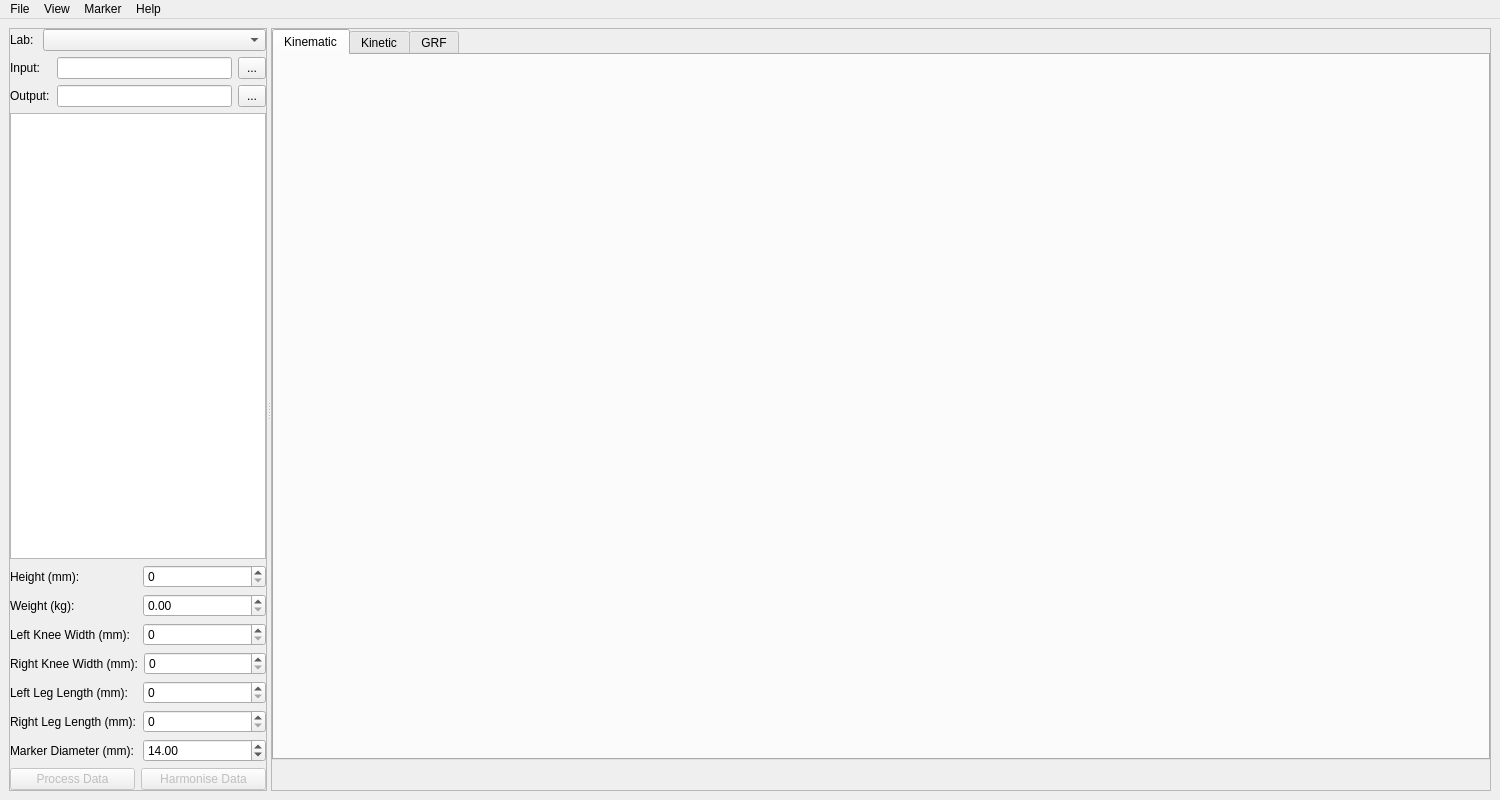
This is src/c3d_parser/view/qt/main_window.ui in tsalemink/C3D-parser as Qt 5 draws it before an edit. The edited form follows.
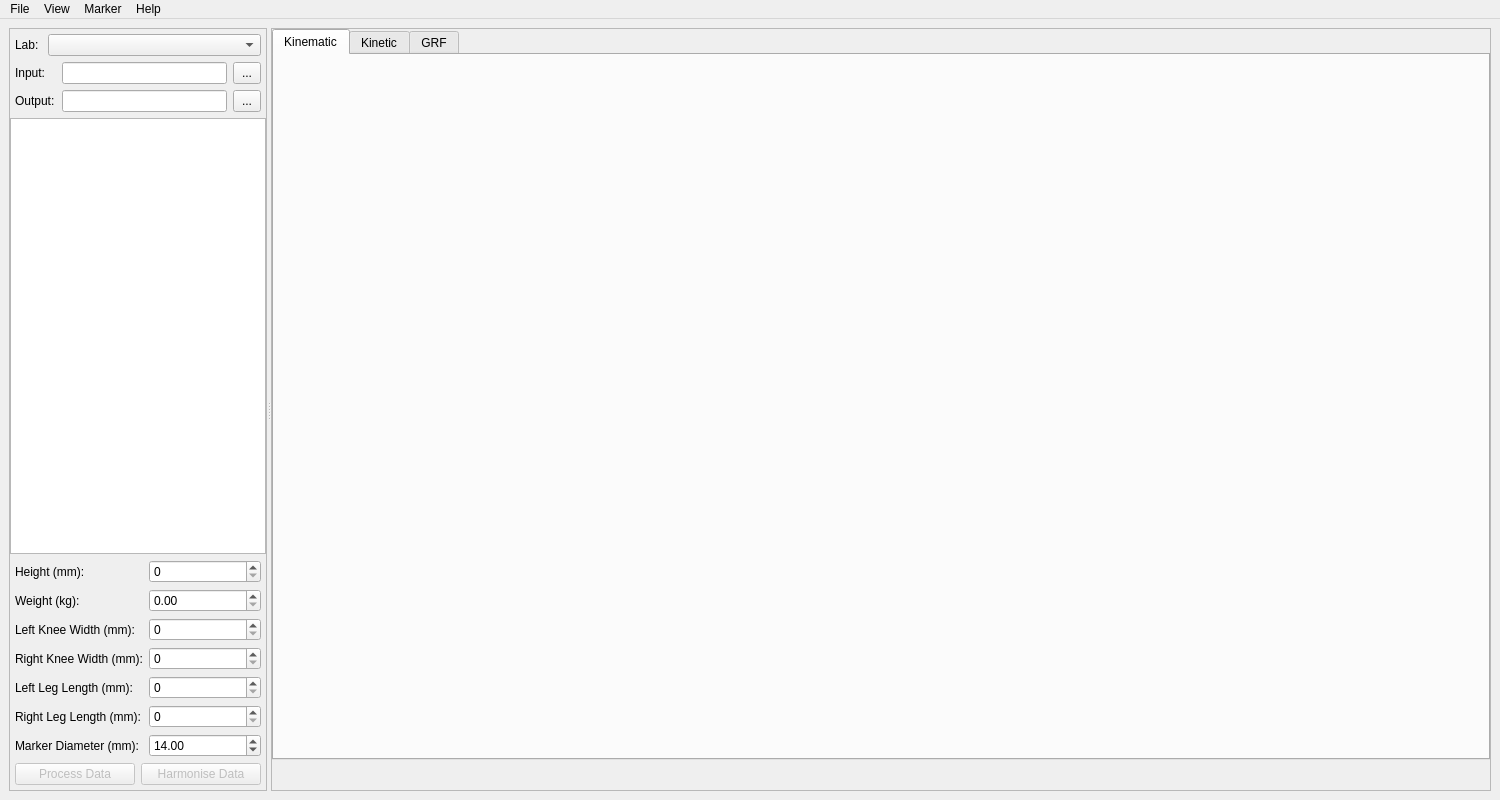
This is the edited form. Custom widgets are drawn as their Qt base class.

Commit message: Improve UI spacing for Windows 11

The edit to the form file:
```diff
--- a/src/c3d_parser/view/qt/main_window.ui
+++ b/src/c3d_parser/view/qt/main_window.ui
@@ -44,16 +44,22 @@
          <number>0</number>
         </property>
         <property name="topMargin">
-         <number>0</number>
+         <number>5</number>
         </property>
         <property name="rightMargin">
          <number>0</number>
         </property>
         <property name="bottomMargin">
-         <number>0</number>
+         <number>5</number>
         </property>
         <item>
          <layout class="QHBoxLayout" name="horizontalLayout_3">
+          <property name="leftMargin">
+           <number>5</number>
+          </property>
+          <property name="rightMargin">
+           <number>5</number>
+          </property>
           <item>
            <widget class="QLabel" name="label_2">
             <property name="text">
@@ -75,6 +81,12 @@
         </item>
         <item>
          <layout class="QHBoxLayout" name="horizontalLayout" stretch="0,1,0">
+          <property name="leftMargin">
+           <number>5</number>
+          </property>
+          <property name="rightMargin">
+           <number>5</number>
+          </property>
           <item>
            <widget class="QLabel" name="label">
             <property name="minimumSize">
@@ -124,6 +136,12 @@
         </item>
         <item>
          <layout class="QHBoxLayout" name="horizontalLayout_6">
+          <property name="leftMargin">
+           <number>5</number>
+          </property>
+          <property name="rightMargin">
+           <number>5</number>
+          </property>
           <item>
            <widget class="QLabel" name="label_5">
             <property name="minimumSize">
@@ -176,11 +194,17 @@
         </item>
         <item>
          <layout class="QHBoxLayout" name="horizontalLayout_5">
+          <property name="leftMargin">
+           <number>5</number>
+          </property>
+          <property name="rightMargin">
+           <number>5</number>
+          </property>
           <item>
            <widget class="QLabel" name="label_4">
             <property name="minimumSize">
              <size>
-              <width>127</width>
+              <width>128</width>
               <height>0</height>
              </size>
             </property>
@@ -212,11 +236,17 @@
         </item>
         <item>
          <layout class="QHBoxLayout" name="horizontalLayout_8">
+          <property name="leftMargin">
+           <number>5</number>
+          </property>
+          <property name="rightMargin">
+           <number>5</number>
+          </property>
           <item>
            <widget class="QLabel" name="label_6">
             <property name="minimumSize">
              <size>
-              <width>127</width>
+              <width>128</width>
               <height>0</height>
              </size>
             </property>
@@ -233,6 +263,12 @@
               <verstretch>0</verstretch>
              </sizepolicy>
             </property>
+            <property name="minimumSize">
+             <size>
+              <width>0</width>
+              <height>0</height>
+             </size>
+            </property>
             <property name="maximum">
              <double>999.990000000000009</double>
             </property>
@@ -242,11 +278,17 @@
         </item>
         <item>
          <layout class="QHBoxLayout" name="horizontalLayout_9">
+          <property name="leftMargin">
+           <number>5</number>
+          </property>
+          <property name="rightMargin">
+           <number>5</number>
+          </property>
           <item>
            <widget class="QLabel" name="label_7">
             <property name="minimumSize">
              <size>
-              <width>127</width>
+              <width>128</width>
               <height>0</height>
              </size>
             </property>
@@ -278,11 +320,17 @@
         </item>
         <item>
          <layout class="QHBoxLayout" name="horizontalLayout_10">
+          <property name="leftMargin">
+           <number>5</number>
+          </property>
+          <property name="rightMargin">
+           <number>5</number>
+          </property>
           <item>
            <widget class="QLabel" name="label_8">
             <property name="minimumSize">
              <size>
-              <width>127</width>
+              <width>128</width>
               <height>0</height>
              </size>
             </property>
@@ -314,11 +362,17 @@
         </item>
         <item>
          <layout class="QHBoxLayout" name="horizontalLayout_11">
+          <property name="leftMargin">
+           <number>5</number>
+          </property>
+          <property name="rightMargin">
+           <number>5</number>
+          </property>
           <item>
            <widget class="QLabel" name="label_9">
             <property name="minimumSize">
              <size>
-              <width>127</width>
+              <width>128</width>
               <height>0</height>
              </size>
             </property>
@@ -350,11 +404,17 @@
         </item>
         <item>
          <layout class="QHBoxLayout" name="horizontalLayout_12">
+          <property name="leftMargin">
+           <number>5</number>
+          </property>
+          <property name="rightMargin">
+           <number>5</number>
+          </property>
           <item>
            <widget class="QLabel" name="label_10">
             <property name="minimumSize">
              <size>
-              <width>127</width>
+              <width>128</width>
               <height>0</height>
              </size>
             </property>
@@ -386,6 +446,12 @@
         </item>
         <item>
          <layout class="QHBoxLayout" name="horizontalLayout_4">
+          <property name="leftMargin">
+           <number>5</number>
+          </property>
+          <property name="rightMargin">
+           <number>5</number>
+          </property>
           <item>
            <widget class="QLabel" name="label_3">
             <property name="sizePolicy">
@@ -396,7 +462,7 @@
             </property>
             <property name="minimumSize">
              <size>
-              <width>127</width>
+              <width>128</width>
               <height>0</height>
              </size>
             </property>
@@ -422,6 +488,12 @@
         </item>
         <item>
          <layout class="QHBoxLayout" name="horizontalLayout_2">
+          <property name="leftMargin">
+           <number>5</number>
+          </property>
+          <property name="rightMargin">
+           <number>5</number>
+          </property>
           <item>
            <widget class="QPushButton" name="pushButtonParseData">
             <property name="enabled">
```
Left out of the diff: 12 changed lines with no effect on the pictures. The commit also changes 1 other file.
